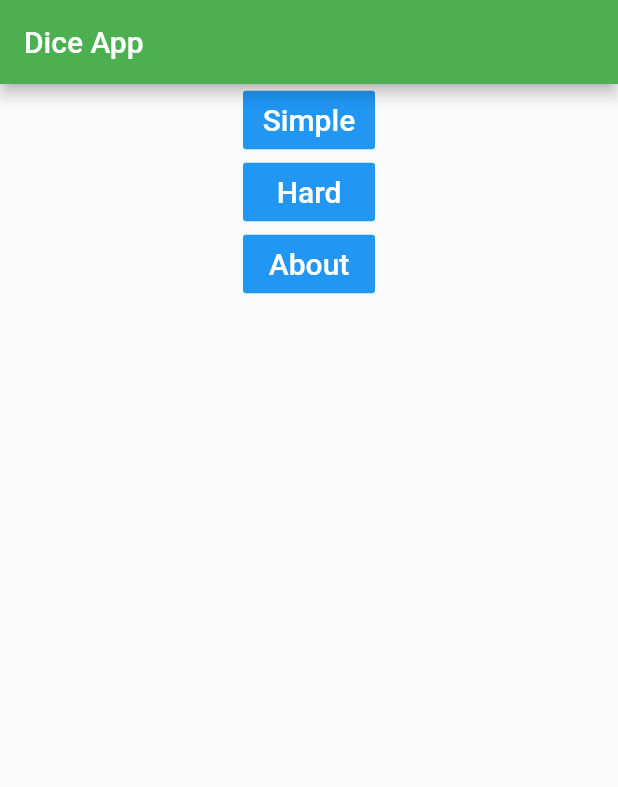
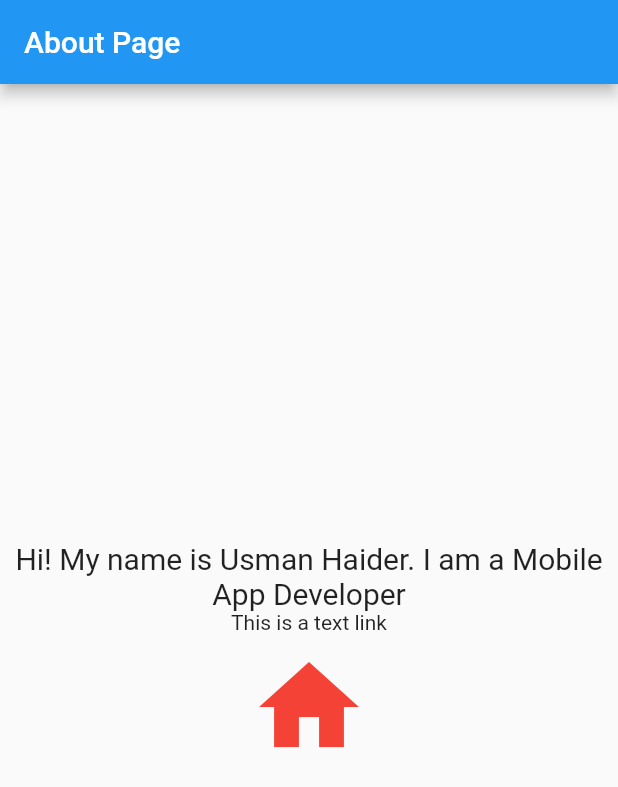
Before and after one commit to usmanhaider461/dice_sessional_app, a Flutter app: the screen it shows after launch, after a tap on "About", on a phone screen of 412 x 824 dp. Shown: the top 787 px of the screen. Run offline on Flutter 3.47's test engine with Material 2 defaults, Android fonts, the light colour scheme and no system bars.

Commit message:
About Page is added with back link

```diff
--- /dev/null
+++ b/lib/about.dart
@@ -0,0 +1,63 @@
+import 'package:flutter/material.dart';
+import 'package:flutter/services.dart';
+import 'package:url_launcher/url_launcher.dart';
+
+class AboutPage extends StatelessWidget {
+  static const String routeName = "/about";
+
+  @override
+  Widget build(BuildContext context) {
+    return Scaffold(
+      // AppBar
+      appBar: AppBar(
+        // Title
+        title: Text("About Page"),
+        // App Bar background color
+        backgroundColor: Colors.blue,
+      ),
+      // Body
+      body: Container(
+        // Center the content
+        child: Center(
+          child: Column(
+            // Center content in the column
+            mainAxisAlignment: MainAxisAlignment.center,
+            // add children to the column
+            children: <Widget>[
+              // Text
+              Text(
+                "Hi! My name is Usman Haider. I am a Mobile App Developer",
+                // Setting the style for the Text
+                style: TextStyle(fontSize: 20.0),
+                // Set text alignment to center
+                textAlign: TextAlign.center,
+              ),
+              // Icon Button
+              InkWell(
+                  child: Text("This is a text link"),
+                  onTap: () async {
+                    if (await canLaunch("<your URL here>")) {
+                      await launch("<your URL here>");
+                    }
+                  }
+              ),
+              IconButton(
+                icon: Icon(
+                  Icons.home,
+                  color: Colors.red,
+                ),
+                // Execute when pressed
+                onPressed: () {
+                  // use the navigator to goto a named route
+                  Navigator.of(context).pushNamed('/');
+                },
+                // Setting the size of icon
+                iconSize: 80.0,
+              )
+            ],
+          ),
+        ),
+      ),
+    );
+  }
+}
--- a/lib/main.dart
+++ b/lib/main.dart
@@ -1,6 +1,7 @@
 import 'dart:async';
 import 'package:flutter/material.dart';
 import 'simple.dart';
+import 'about.dart';
 void main() {
   runApp(MyApp());
 }
@@ -51,6 +52,8 @@ class SecondScreen extends StatelessWidget {
       appBar: AppBar(title:Text("Dice App")),
       body: Center(
           child: Column(
+              mainAxisAlignment: MainAxisAlignment.center,
+
             children: [
               FlatButton(
                 color: Colors.blue,
@@ -98,7 +101,7 @@ class SecondScreen extends StatelessWidget {
                 onPressed: () {
                   Navigator.pushReplacement(context,
                       MaterialPageRoute(builder:
-                          (context) => SecondScreen()));
+                          (context) => AboutPage()));
                 },
                 child: Text(
                   "About",
```
Also changed, not shown: lib/test.dart (added, +49 -0 lines).
